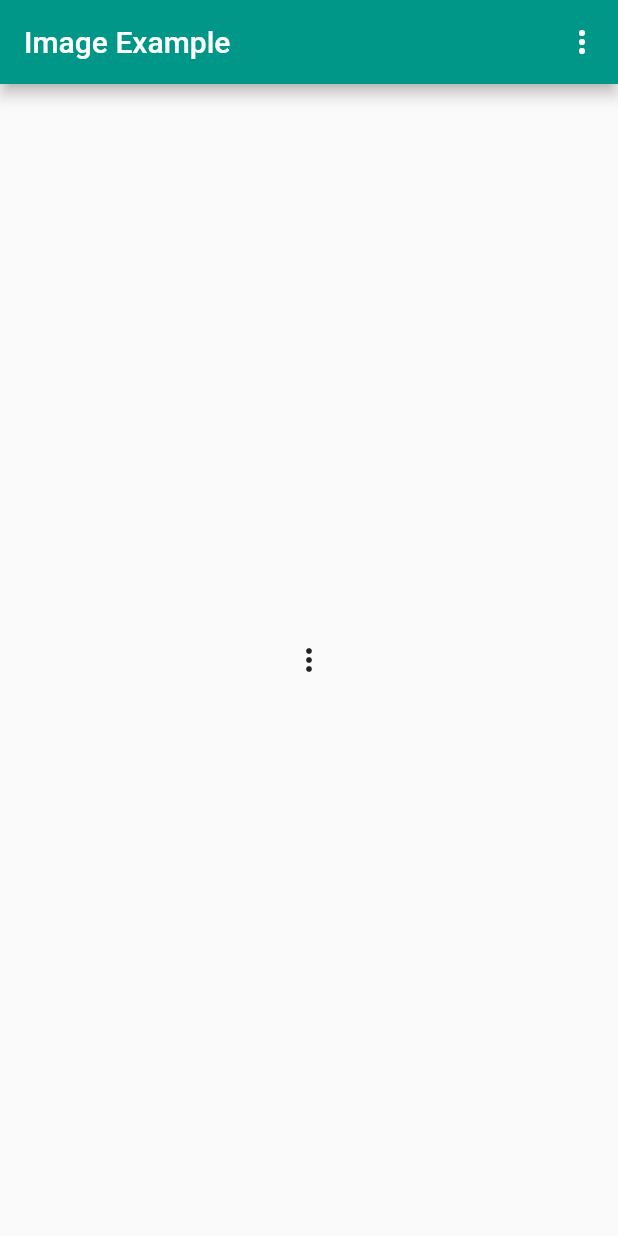
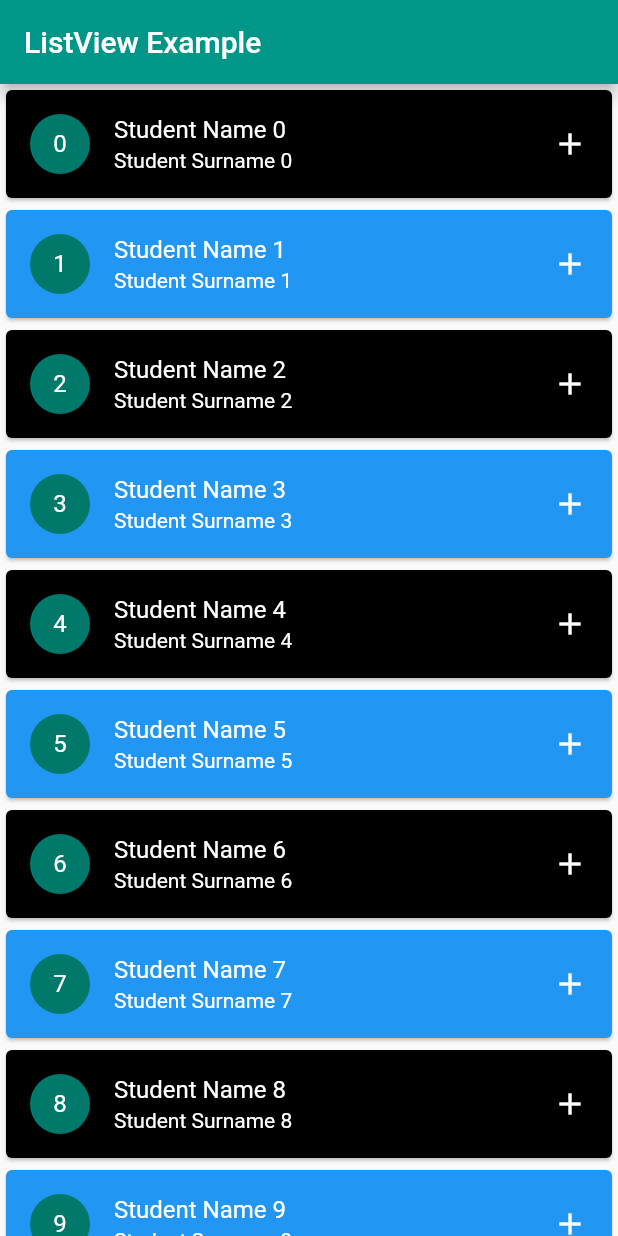
Before and after one commit to Parvin-Gasimli/flutter-test, a Flutter app: the screen it shows after launch, on a phone screen of 412 x 824 dp. Run offline on Flutter 3.47's test engine with Material 2 defaults, Android fonts, the phone set to English and light mode, and no system bars; our stand-ins replace flutter_easyloading.

Commit message:
add list

```diff
--- /dev/null
+++ b/lib/listView.dart
@@ -0,0 +1,89 @@
+// ignore_for_file: public_member_api_docs, sort_constructors_first
+import 'package:flutter/material.dart';
+import 'package:flutter_easyloading/flutter_easyloading.dart';
+
+class ListViewExample extends StatelessWidget {
+  ListViewExample({super.key});
+  List<Student> students = List.generate(
+      500,
+      (index) => Student(
+            id: index,
+            name: "Student Name $index",
+            surname: "Student Surname $index",
+          ));
+  @override
+  Widget build(BuildContext context) {
+    return Scaffold(
+      appBar: AppBar(
+        title: const Text("ListView Example"),
+      ),
+      body: ListView.builder(
+          itemBuilder: (BuildContext context, int index) {
+            var newStu = students[index];
+            return Card(
+              color: index % 2 == 0 ? Colors.black : Colors.blue,
+              child: ListTile(
+                onTap: () => {
+                  if (index % 2 == 0)
+                    {
+                      EasyLoading.instance.backgroundColor = Colors.red,
+                    }
+                  else
+                    {
+                      EasyLoading.instance.backgroundColor = Colors.blue,
+                    },
+                  EasyLoading.showToast("element clikded",
+                      duration: Duration(seconds: 2),
+                      toastPosition: EasyLoadingToastPosition.top,
+                      dismissOnTap: true)
+                },
+                leading: CircleAvatar(
+                  child: Text(
+                    newStu.id.toString(),
+                  ),
+                ),
+                title: Text(
+                  newStu.name.toString(),
+                  style: TextStyle(color: Colors.white),
+                ),
+                subtitle: Text(newStu.surname.toString(),
+                    style: TextStyle(color: Colors.white)),
+                trailing: Icon(
+                  Icons.add,
+                  color: Colors.white,
+                ),
+              ),
+            );
+          },
+          itemCount: students.length),
+    );
+  }
+
+  ListView ClassicListView() {
+    return ListView(
+      children: students
+          .map((Student stu) => ListTile(
+                leading: CircleAvatar(
+                  child: Text(
+                    stu.id.toString(),
+                  ),
+                ),
+                title: Text(stu.name.toString()),
+                subtitle: Text(stu.surname.toString()),
+                trailing: Icon(Icons.add),
+              ))
+          .toList(),
+    );
+  }
+}
+
+class Student {
+  final int? id;
+  final String? name;
+  final String? surname;
+  Student({
+    this.id,
+    this.name,
+    this.surname,
+  });
+}
--- a/lib/main.dart
+++ b/lib/main.dart
@@ -1,11 +1,31 @@
 import 'package:flutter/material.dart';
+import 'package:flutter_easyloading/flutter_easyloading.dart';
+import 'package:project/Card_list.dart';
 import 'package:project/basic_button.dart';
 import 'package:project/image_widget.dart';
 import 'package:project/dropdownbutton.dart';
+import 'package:project/listView.dart';
 import 'package:project/popupButton.dart';
 
-void main(List<String> args) {
+void main() {
   runApp(const Myapp());
+  configLoading();
+}
+
+void configLoading() {
+  EasyLoading.instance
+    ..displayDuration = const Duration(milliseconds: 2000)
+    ..indicatorType = EasyLoadingIndicatorType.fadingCircle
+    ..loadingStyle = EasyLoadingStyle.custom
+    ..indicatorSize = 45.0
+    ..radius = 10.0
+    ..progressColor = Colors.white
+    ..backgroundColor = Colors.green
+    ..indicatorColor = Colors.white
+    ..textColor = Colors.white
+    ..maskColor = Colors.blue.withOpacity(0.5)
+    ..userInteractions = true
+    ..dismissOnTap = false;
 }
 
 class Myapp extends StatelessWidget {
@@ -20,12 +40,9 @@ class Myapp extends StatelessWidget {
           textTheme: TextTheme(
             headline1: TextStyle(fontSize: 34, color: Colors.black),
           )),
-        home: Scaffold(
-            appBar: AppBar(
-              title: const Text("Image Example"),
-              actions: [PopupButtonExample()],
-            ),
-            body: PopupButtonExample()));
+      home: ListViewExample(),
+      builder: EasyLoading.init(),
+    );
   }
 }
 
--- a/pubspec.yaml
+++ b/pubspec.yaml
@@ -28,6 +28,7 @@ environment:
 # the latest version available on pub.dev. To see which dependencies have newer
 # versions available, run `flutter pub outdated`.
 dependencies:
+  flutter_easyloading: ^3.0.0
   flutter:
     sdk: flutter
 
```
Also changed, not shown: lib/Card_list.dart (added, +71 -0 lines), pubspec.lock. Lines whose indentation alone changed are shown as unchanged.
